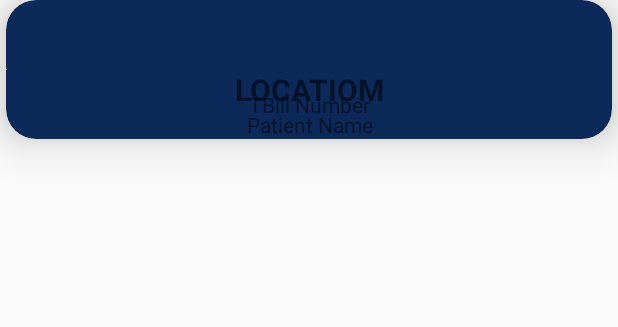
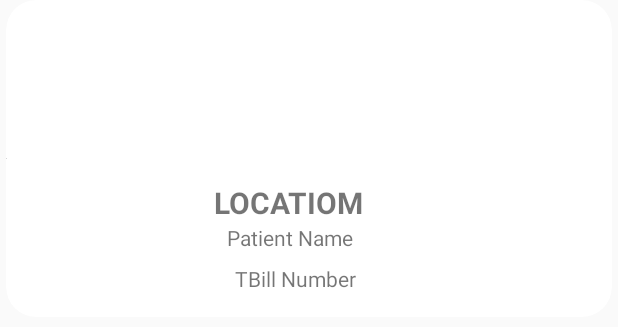
Before and after one commit to AgnellusX1/BVH-PharmacyApp, an Android app: the layout normal_card.xml on its own in the app's theme, with its tools: preview values and no code run, on a phone screen of 412 x 824 dp. Shown: the top 327 px of the screen. Run offline under Robolectric (Android 15) with nearby library versions, the phone set to English and light mode, and no system bars.

```diff
--- a/app/src/main/res/layout/normal_card.xml
+++ b/app/src/main/res/layout/normal_card.xml
@@ -8,15 +8,14 @@
     android:layout_marginLeft="4dp"
     android:layout_marginRight="4dp"
     android:layout_marginBottom="4dp"
-    app:cardBackgroundColor="@color/colorPrimary"
+    app:cardBackgroundColor="@color/cardview_light_background"
     app:cardCornerRadius="20dp"
-    app:cardElevation="18dp">
+    app:cardElevation="0dp">
 
     <androidx.constraintlayout.widget.ConstraintLayout
+        android:id="@+id/naturalCard"
         android:layout_width="match_parent"
-        android:layout_height="match_parent"
-        android:id="@+id/naturalCard"
-        >
+        android:layout_height="match_parent">
 
 
         <ImageView
@@ -32,35 +31,38 @@
             android:id="@+id/location"
             android:layout_width="wrap_content"
             android:layout_height="wrap_content"
-            app:layout_constraintTop_toTopOf="@id/cardIcon"
-            app:layout_constraintBottom_toTopOf="@id/pName"
+            android:layout_marginTop="16dp"
             android:text="Locatiom"
-            android:textStyle="bold"
             android:textAllCaps="true"
             android:textSize="20dp"
+            android:textStyle="bold"
+            app:layout_constraintBottom_toTopOf="@+id/pName"
+            app:layout_constraintEnd_toEndOf="parent"
+            app:layout_constraintHorizontal_bias="0.454"
             app:layout_constraintStart_toEndOf="@id/cardIcon"
-            app:layout_constraintEnd_toEndOf="parent"
-            />
+            app:layout_constraintTop_toTopOf="@id/cardIcon"
+            app:layout_constraintVertical_bias="0.0" />
 
         <TextView
             android:id="@+id/billNo"
-            app:layout_constraintTop_toBottomOf="@id/pName"
-            app:layout_constraintBottom_toBottomOf="@id/cardIcon"
             android:layout_width="wrap_content"
             android:layout_height="wrap_content"
-            app:layout_constraintStart_toEndOf="@id/cardIcon"
+            android:layout_marginBottom="16dp"
             android:text="TBill Number"
+            app:layout_constraintBottom_toBottomOf="parent"
             app:layout_constraintEnd_toEndOf="parent"
-            />
+            app:layout_constraintHorizontal_bias="0.471"
+            app:layout_constraintStart_toEndOf="@id/cardIcon" />
 
         <TextView
             android:id="@+id/pName"
             android:layout_width="wrap_content"
             android:layout_height="wrap_content"
+            android:layout_marginBottom="8dp"
             android:text="Patient Name"
-            app:layout_constraintBottom_toBottomOf="parent"
-            app:layout_constraintTop_toBottomOf="@id/location"
-            app:layout_constraintStart_toEndOf="@id/cardIcon"
-            app:layout_constraintEnd_toEndOf="parent"/>
+            app:layout_constraintBottom_toTopOf="@+id/billNo"
+            app:layout_constraintEnd_toEndOf="parent"
+            app:layout_constraintHorizontal_bias="0.46"
+            app:layout_constraintStart_toEndOf="@id/cardIcon" />
     </androidx.constraintlayout.widget.ConstraintLayout>
 </androidx.cardview.widget.CardView>
--- a/app/src/main/res/values/colors.xml
+++ b/app/src/main/res/values/colors.xml
@@ -3,4 +3,5 @@
     <color name="colorPrimary">#0c2959</color>
     <color name="colorPrimaryDark">#091933</color>
     <color name="colorAccent">#D81B60</color>
+    <color name="colorCard">#FFFFFF</color>
 </resources>
```
